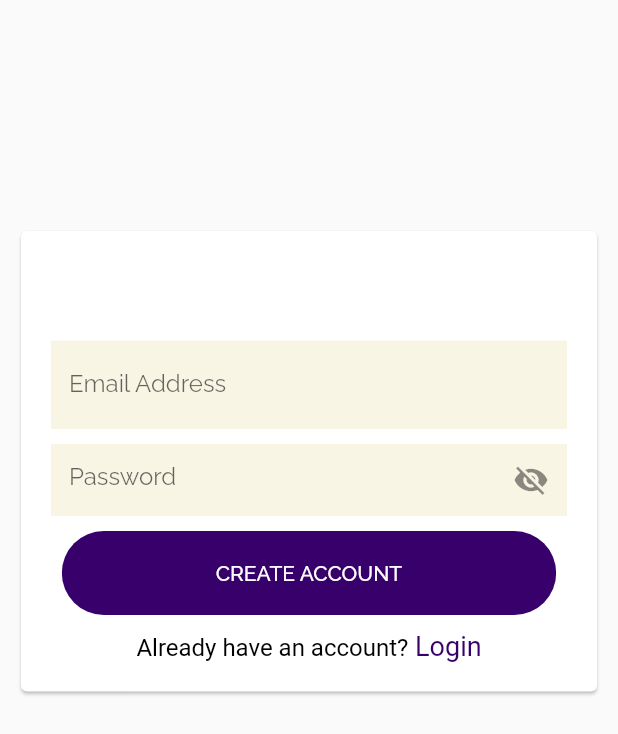
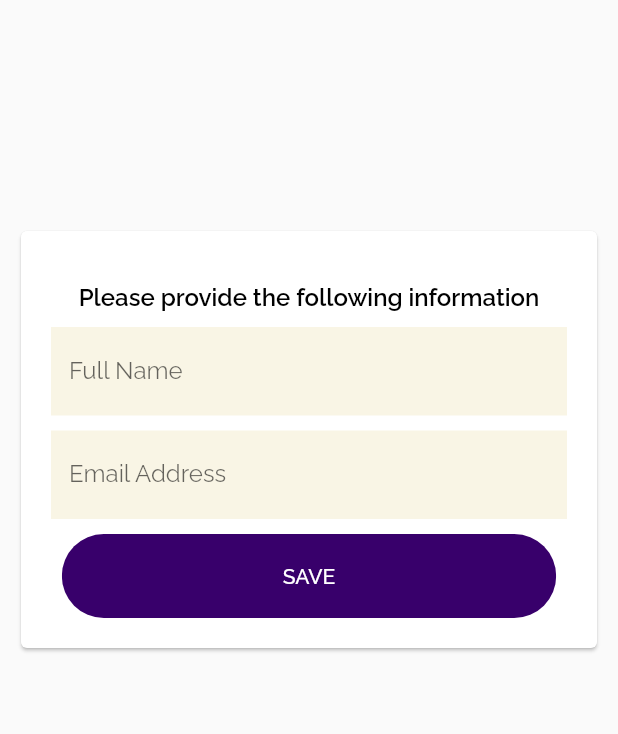
Before and after one commit to mulwa/Movers, a Flutter app: the SignUpPage screen opened directly, on a phone screen of 412 x 824 dp. Shown: the top 734 px of the screen. Run offline on Flutter 3.47's test engine with Material 2 defaults, Android fonts, the phone set to English and light mode, and no system bars; our stand-ins replace flutter_datetime_picker, geolocator, get, google_fonts, google_maps_flutter, intl_phone_number_input and 1 more; missing offline and left inert: flutter_polyline_points, google_maps_place_picker.

Commit message:
changes password sign up

```diff
--- a/lib/controllers/sign_up_controller.dart
+++ b/lib/controllers/sign_up_controller.dart
@@ -3,18 +3,17 @@ import 'package:get/get.dart';
 
 class SignUpController extends GetxController {
   final GlobalKey<FormState> formKey = GlobalKey<FormState>();
-  late TextEditingController emailController, passwordController;
-  late FocusNode emailFocusNode, passwordFocusNode;
-  Rx<bool> passwordVisible = true.obs;
+  late TextEditingController emailController, nameController;
+  late FocusNode emailFocusNode, nameFocusNode;
 
   @override
   void onInit() {
     super.onInit();
     emailController = TextEditingController();
-    passwordController = TextEditingController();
+    nameController = TextEditingController();
 
     emailFocusNode = FocusNode();
-    passwordFocusNode = FocusNode();
+    nameFocusNode = FocusNode();
   }
 
   String? validateAddress(String value) {
@@ -24,19 +23,14 @@ class SignUpController extends GetxController {
     return null;
   }
 
-  String? validatePassword(String value) {
+  String? validateName(String value) {
     if (value.isEmpty) {
-      return "Password can not be empty";
+      return "Name cannot be empty";
     }
     return null;
   }
 
-  changePasswordVisibility() {
-    this.passwordVisible.value = !this.passwordVisible.value;
-    print(this.passwordVisible.value);
-  }
-
-  emailEditingComplete() {
-    FocusScope.of(Get.context!).requestFocus(passwordFocusNode);
+  nameEditingComplete() {
+    FocusScope.of(Get.context!).requestFocus(emailFocusNode);
   }
 }
--- a/lib/screen/authentication/sign_up.dart
+++ b/lib/screen/authentication/sign_up.dart
@@ -6,6 +6,7 @@ import 'package:movers/screen/authentication/login.dart';
 import 'package:movers/shared/app_card.dart';
 import 'package:movers/shared/custom_btn.dart';
 import 'package:movers/shared/custom_input_decoration.dart';
+import 'package:movers/shared/styles.dart';
 import 'package:movers/shared/vertical_spacing.dart';
 import 'package:movers/utils/constants.dart';
 
@@ -20,39 +21,27 @@ class SignUpPage extends GetView<SignUpController> {
       keyboardType: TextInputType.emailAddress,
       controller: controller.emailController,
       focusNode: controller.emailFocusNode,
-      textInputAction: TextInputAction.next,
-      onEditingComplete: controller.emailEditingComplete,
+      textInputAction: TextInputAction.done,
       validator: (value) {
         return controller.validateAddress(value!);
       },
     );
   }
 
-  Widget _buildPasswordField() {
-    return Obx(() => TextFormField(
-          decoration: InputDecoration(
-              border: InputBorder.none,
-              fillColor: inputBackground,
-              filled: true,
-              hintText: "Password",
-              suffixIcon: IconButton(
-                  icon: Icon(
-                    controller.passwordVisible.value
-                        ? Icons.visibility_off
-                        : Icons.visibility,
-                  ),
-                  onPressed: () {
-                    controller.changePasswordVisibility();
-                  })),
-          obscureText: controller.passwordVisible.value ? true : false,
-          controller: controller.passwordController,
-          focusNode: controller.passwordFocusNode,
-          textInputAction: TextInputAction.done,
-          onEditingComplete: () {},
-          validator: (String? value) {
-            return controller.validatePassword(value!);
-          },
-        ));
+  Widget _buildNameField() {
+    return TextFormField(
+      decoration: CustomInputDecoration(
+        labelText: 'Full Name',
+      ),
+      keyboardType: TextInputType.emailAddress,
+      controller: controller.nameController,
+      focusNode: controller.nameFocusNode,
+      textInputAction: TextInputAction.next,
+      onEditingComplete: controller.nameEditingComplete,
+      validator: (value) {
+        return controller.validateName(value!);
+      },
+    );
   }
 
   @override
@@ -73,39 +62,20 @@ class SignUpPage extends GetView<SignUpController> {
                       VerticalSpacing(
                         height: 15,
                       ),
-                      Text("Sign Up",
-                          style: TextStyle(color: textColor, fontSize: 20.0)),
-                      VerticalSpacing(
-                        height: 15,
-                      ),
+                      Center(
+                          child: Text(
+                        "Please provide the following information",
+                        style: mediumTitleStyle,
+                        textAlign: TextAlign.center,
+                      )),
+                      VerticalSpacing(),
+                      _buildNameField(),
+                      VerticalSpacing(),
                       _buildEmailField(),
                       VerticalSpacing(),
-                      _buildPasswordField(),
-                      VerticalSpacing(),
                       CustomBtn(
-                        text: "create account",
+                        text: "Save",
                         press: () async {},
-                      ),
-                      VerticalSpacing(),
-                      Center(
-                        child: RichText(
-                          text: TextSpan(
-                              text: "Already have an account?",
-                              style: TextStyle(
-                                  color: Colors.black, fontSize: 16.0),
-                              children: <TextSpan>[
-                                TextSpan(
-                                    text: " Login",
-                                    style: TextStyle(
-                                        color: colorPrimaryDark,
-                                        fontSize: 18.0,
-                                        fontWeight: FontWeight.w400),
-                                    recognizer: TapGestureRecognizer()
-                                      ..onTap = () {
-                                        Get.to(LoginPage());
-                                      })
-                              ]),
-                        ),
                       ),
                     ],
                   ),
--- a/pubspec.yaml
+++ b/pubspec.yaml
@@ -39,6 +39,7 @@ dependencies:
   flutter_datetime_picker: ^1.5.1
   intl: ^0.17.0
   intl_phone_number_input: ^0.7.0+2
+  pin_code_fields: ^7.3.0
 
 
 dev_dependencies:
```
Also changed, not shown: pubspec.lock.
